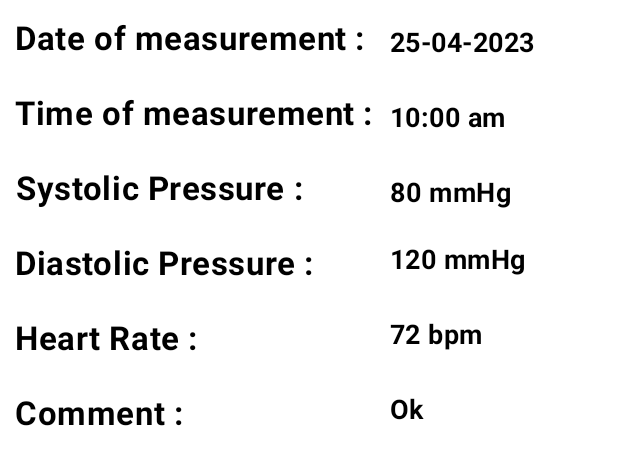
After one commit to Topu646/Cardiac_Recorder, an Android app: the layout sample.xml on its own in the app's theme, with its tools: preview values and no code run, on a phone screen of 412 x 824 dp. The commit adds this screen. Shown: the top 465 px of the screen. Run offline under Robolectric (Android 15) with nearby library versions, the phone set to English and light mode, and no system bars.

Commit message:
Done with retriving data from firebase

```diff
--- a/app/src/main/java/com/example/cardiacrecorder/Add_data.java
+++ b/app/src/main/java/com/example/cardiacrecorder/Add_data.java
@@ -59,6 +59,16 @@ public class Add_data extends AppCompatActivity {
                 Toast.makeText(getApplicationContext(),"New record inserted successfully",Toast.LENGTH_SHORT).show();
                 //Intent intent = new Intent(Add_data.this,Home.class);
                // startActivity(intent);
+
+                dom.setText("");
+                tom.setText("");
+                sysp.setText("");
+                diasp.setText("");
+                hr.setText("");
+                cmt.setText("");
+
+                Intent intent = new Intent(Add_data.this,Home.class);
+                startActivity(intent);
             }
         });
     }
--- /dev/null
+++ b/app/src/main/java/com/example/cardiacrecorder/CustomAdapter.java
@@ -0,0 +1,54 @@
+package com.example.cardiacrecorder;
+
+import android.app.Activity;
+import android.content.Context;
+import android.view.LayoutInflater;
+import android.view.View;
+import android.view.ViewGroup;
+import android.widget.ArrayAdapter;
+import android.widget.TextView;
+
+import androidx.annotation.NonNull;
+import androidx.annotation.Nullable;
+
+import java.util.List;
+
+public class CustomAdapter extends ArrayAdapter<Insert_Record> {
+
+    private Activity context;
+    private List<Insert_Record> insert_records_list;
+
+    public CustomAdapter(Activity context, List<Insert_Record> insert_records_list) {
+        super(context, R.layout.sample, insert_records_list);
+        this.context = context;
+        this.insert_records_list = insert_records_list;
+    }
+
+
+    @NonNull
+    @Override
+    public View getView(int position,View convertView, ViewGroup parent) {
+
+        LayoutInflater layoutInflater = context.getLayoutInflater();
+        View view = layoutInflater.inflate(R.layout.sample,null,true);
+
+        Insert_Record insert_record = insert_records_list.get(position);
+
+        TextView datetextview = view.findViewById(R.id.domid);
+        TextView timetextview = view.findViewById(R.id.tomid);
+        TextView systextview = view.findViewById(R.id.sysid);
+        TextView diastextview = view.findViewById(R.id.diasid);
+        TextView hrtextview = view.findViewById(R.id.hrid);
+        TextView commenttextview = view.findViewById(R.id.commentid);
+
+        datetextview.setText(insert_record.getDate_of_measurement());
+        timetextview.setText(insert_record.getTime_of_measurement());
+        systextview.setText(insert_record.getSystolic_ressure());
+        diastextview.setText(insert_record.getDiastolic_pressure());
+        hrtextview.setText(insert_record.getHeartrate());
+        commenttextview.setText(insert_record.getComment());
+
+        return view;
+
+    }
+}
--- a/app/src/main/java/com/example/cardiacrecorder/Home.java
+++ b/app/src/main/java/com/example/cardiacrecorder/Home.java
@@ -1,41 +1,86 @@
 package com.example.cardiacrecorder;
 
+import androidx.annotation.NonNull;
 import androidx.appcompat.app.AppCompatActivity;
 
 import android.content.Intent;
 import android.os.Bundle;
 import android.view.View;
 import android.widget.Button;
+import android.widget.ListView;
 
 import com.google.firebase.auth.FirebaseAuth;
+import com.google.firebase.database.DataSnapshot;
+import com.google.firebase.database.DatabaseError;
 import com.google.firebase.database.DatabaseReference;
 import com.google.firebase.database.FirebaseDatabase;
+import com.google.firebase.database.ValueEventListener;
+
+import java.util.ArrayList;
+import java.util.List;
 
 public class Home extends AppCompatActivity {
 
     private Button insertdatabutton;
+    private ListView listView;
+    DatabaseReference databaseReference;
+    List<Insert_Record> insert_recordList;
+    CustomAdapter customAdapter;
     @Override
     protected void onCreate(Bundle savedInstanceState) {
         super.onCreate(savedInstanceState);
         setContentView(R.layout.activity_home);
 
+        insert_recordList = new ArrayList<>();
+        customAdapter = new CustomAdapter(Home.this,insert_recordList);
+
+        listView = findViewById(R.id.listviewid);
         insertdatabutton = findViewById(R.id.insertdataid);
+     //   String key = databaseReference.push().getKey();
+        String uid = FirebaseAuth.getInstance().getUid();
+        databaseReference = FirebaseDatabase.getInstance().getReference("Added Record").child(uid);
 
 //        String uid = FirebaseAuth.getInstance().getUid();
 //        DatabaseReference ref = FirebaseDatabase.getInstance().getReference().child(uid);
         insertdatabutton.setOnClickListener(new View.OnClickListener() {
             @Override
             public void onClick(View v) {
-                Bundle bundle = getIntent().getExtras();
-                if(bundle!=null)
-                {
-                    //String userid = bundle.getString("userId").trim();
-
-                }
+//                Bundle bundle = getIntent().getExtras();
+//                if(bundle!=null)
+//                {
+//                    //String userid = bundle.getString("userId").trim();
+//
+//                }
                 Intent intent = new Intent(Home.this,Add_data.class);
                 startActivity(intent);
 
             }
         });
     }
+
+
+    @Override
+    protected void onStart() {
+
+        databaseReference.addValueEventListener(new ValueEventListener() {
+            @Override
+            public void onDataChange(@NonNull DataSnapshot snapshot) {
+
+                insert_recordList.clear();
+                for(DataSnapshot dataSnapshot1 : snapshot.getChildren())
+                {
+                    Insert_Record record = dataSnapshot1.getValue(Insert_Record.class);
+                    insert_recordList.add(record);
+                }
+
+                listView.setAdapter(customAdapter);
+            }
+
+            @Override
+            public void onCancelled(@NonNull DatabaseError error) {
+
+            }
+        });
+        super.onStart();
+    }
 }
--- a/app/src/main/java/com/example/cardiacrecorder/Insert_Record.java
+++ b/app/src/main/java/com/example/cardiacrecorder/Insert_Record.java
@@ -4,6 +4,10 @@ public class Insert_Record {
 
     private String date_of_measurement,time_of_measurement,systolic_ressure,diastolic_pressure,heartrate,comment;
 
+    public Insert_Record()
+    {
+
+    }
     public Insert_Record(String date_of_measurement, String time_of_measurement, String systolic_ressure, String diastolic_pressure, String heartrate, String comment) {
         this.date_of_measurement = date_of_measurement;
         this.time_of_measurement = time_of_measurement;
--- a/app/src/main/res/layout/activity_add_data.xml
+++ b/app/src/main/res/layout/activity_add_data.xml
@@ -199,7 +199,7 @@
                 android:layout_width="match_parent"
                 android:layout_height="wrap_content"
                 android:id="@+id/uploadid"
-                android:text="Upload"
+                android:text="save"
                 android:layout_below="@+id/cmtid"
                 android:layout_marginStart="30dp"
                 android:layout_marginEnd="30dp"
--- /dev/null
+++ b/app/src/main/res/layout/sample.xml
@@ -0,0 +1,311 @@
+<?xml version="1.0" encoding="utf-8"?>
+<androidx.constraintlayout.widget.ConstraintLayout xmlns:android="http://schemas.android.com/apk/res/android"
+    xmlns:app="http://schemas.android.com/apk/res-auto"
+    xmlns:tools="http://schemas.android.com/tools"
+    android:orientation="vertical"
+    android:padding="10dp"
+    android:layout_width="match_parent"
+    android:layout_height="match_parent">
+
+
+  <TextView
+      android:layout_width="wrap_content"
+      android:layout_height="wrap_content"
+      android:layout_marginRight="100dp"
+      android:gravity="center"
+      android:text="Date of measurement : "
+      android:textAlignment="center"
+      android:textAppearance="@style/TextAppearance.MaterialComponents.Body2"
+      android:textColor="@color/black"
+      android:textSize="22dp"
+      android:textStyle="bold"
+      tools:ignore="MissingConstraints"></TextView>
+
+
+ <TextView
+     android:layout_width="wrap_content"
+     android:layout_height="wrap_content"
+     android:text="25-04-2023"
+     android:paddingLeft="250dp"
+     android:paddingTop="5dp"
+     android:textColor="@color/black"
+     android:textStyle="bold"
+     android:textSize="18dp"
+     android:textAppearance="@style/TextAppearance.MaterialComponents.Body2"
+     android:id="@+id/domid"
+     tools:ignore="MissingConstraints">
+ </TextView>
+
+
+
+
+ <TextView
+     android:paddingTop="50dp"
+     android:layout_width="wrap_content"
+     android:layout_height="wrap_content"
+     android:layout_marginRight="100dp"
+     android:gravity="center"
+     android:text="Time of measurement : "
+     android:textAlignment="center"
+     android:textAppearance="@style/TextAppearance.MaterialComponents.Body2"
+     android:textColor="@color/black"
+     android:textSize="22dp"
+     android:textStyle="bold"
+     tools:ignore="MissingConstraints"></TextView>
+
+ <TextView
+     android:layout_width="wrap_content"
+     android:layout_height="wrap_content"
+     android:text="10:00 am"
+     android:paddingLeft="250dp"
+     android:paddingTop="55dp"
+     android:textColor="@color/black"
+     android:textStyle="bold"
+     android:textSize="18dp"
+     android:id="@+id/tomid"
+     android:textAppearance="@style/TextAppearance.MaterialComponents.Body2"
+     tools:ignore="MissingConstraints">
+ </TextView>
+
+
+
+ <TextView
+     android:paddingTop="100dp"
+     android:layout_width="wrap_content"
+     android:layout_height="wrap_content"
+     android:layout_marginRight="100dp"
+     android:gravity="center"
+     android:text="Systolic Pressure : "
+     android:textAlignment="center"
+     android:textAppearance="@style/TextAppearance.MaterialComponents.Body2"
+     android:textColor="@color/black"
+     android:textSize="22dp"
+     android:textStyle="bold"
+     tools:ignore="MissingConstraints"></TextView>
+
+ <TextView
+     android:layout_width="wrap_content"
+     android:layout_height="wrap_content"
+     android:text="80 mmHg"
+     android:paddingLeft="250dp"
+     android:paddingTop="105dp"
+     android:textColor="@color/black"
+     android:textStyle="bold"
+     android:textSize="18dp"
+     android:id="@+id/sysid"
+     android:textAppearance="@style/TextAppearance.MaterialComponents.Body2"
+     tools:ignore="MissingConstraints">
+ </TextView>
+
+
+ <TextView
+     android:paddingTop="150dp"
+     android:layout_width="wrap_content"
+     android:layout_height="wrap_content"
+     android:layout_marginRight="100dp"
+     android:gravity="center"
+     android:text="Diastolic Pressure : "
+     android:textAlignment="center"
+     android:textAppearance="@style/TextAppearance.MaterialComponents.Body2"
+     android:textColor="@color/black"
+     android:textSize="22dp"
+     android:textStyle="bold"
+     tools:ignore="MissingConstraints"></TextView>
+
+ <TextView
+     android:layout_width="wrap_content"
+     android:layout_height="wrap_content"
+     android:text="120 mmHg"
+     android:paddingLeft="250dp"
+     android:paddingTop="150dp"
+     android:textColor="@color/black"
+     android:textStyle="bold"
+     android:textSize="18dp"
+     android:id="@+id/diasid"
+     android:textAppearance="@style/TextAppearance.MaterialComponents.Body2"
+     tools:ignore="MissingConstraints">
+ </TextView>
+
+
+
+ <TextView
+     android:paddingTop="200dp"
+     android:layout_width="wrap_content"
+     android:layout_height="wrap_content"
+     android:layout_marginRight="100dp"
+     android:gravity="center"
+     android:text="Heart Rate : "
+     android:textAlignment="center"
+     android:textAppearance="@style/TextAppearance.MaterialComponents.Body2"
+     android:textColor="@color/black"
+     android:textSize="22dp"
+     android:textStyle="bold"
+     tools:ignore="MissingConstraints"></TextView>
+
+ <TextView
+     android:layout_width="wrap_content"
+     android:layout_height="wrap_content"
+     android:text="72 bpm"
+     android:paddingLeft="250dp"
+     android:paddingTop="200dp"
+     android:textColor="@color/black"
+     android:textStyle="bold"
+     android:textSize="18dp"
+     android:id="@+id/hrid"
+     android:textAppearance="@style/TextAppearance.MaterialComponents.Body2"
+     tools:ignore="MissingConstraints">
+ </TextView>
+
+
+ <TextView
+     android:paddingTop="250dp"
+     android:layout_width="wrap_content"
+     android:layout_height="wrap_content"
+     android:layout_marginRight="100dp"
+     android:gravity="center"
+     android:text="Comment : "
+     android:textAlignment="center"
+     android:textAppearance="@style/TextAppearance.MaterialComponents.Body2"
+     android:textColor="@color/black"
+     android:textSize="22dp"
+     android:textStyle="bold"
+     tools:ignore="MissingConstraints"></TextView>
+
+ <TextView
+     android:layout_width="wrap_content"
+     android:layout_height="wrap_content"
+     android:text="Ok"
+     android:paddingLeft="250dp"
+     android:paddingTop="250dp"
+     android:textColor="@color/black"
+     android:textStyle="bold"
+     android:textSize="18dp"
+     android:id="@+id/commentid"
+     android:textAppearance="@style/TextAppearance.MaterialComponents.Body2"
+     tools:ignore="MissingConstraints">
+ </TextView>
+
+
+
+ <!-- <TextView-->
+  <!--     android:id="@+id/domid"-->
+  <!--     android:layout_width="wrap_content"-->
+  <!--     android:layout_height="wrap_content"-->
+  <!--&lt;!&ndash;     android:layout_marginStart="5dp"&ndash;&gt;-->
+  <!--     android:layout_marginLeft="5dp"-->
+  <!--&lt;!&ndash;     android:layout_marginTop="5dp"&ndash;&gt;-->
+  <!--&lt;!&ndash;     android:layout_marginEnd="5dp"&ndash;&gt;-->
+  <!--&lt;!&ndash;     android:layout_marginBottom="5dp"&ndash;&gt;-->
+  <!--&lt;!&ndash;     android:padding="10dp"&ndash;&gt;-->
+  <!--     android:text="Date : 22-06-2023"-->
+  <!--     android:textAppearance="@style/TextAppearance.MaterialComponents.Body2"-->
+  <!--     android:textSize="20dp"-->
+  <!--     tools:ignore="MissingConstraints">-->
+  <!--</TextView>-->
+
+
+
+
+
+
+
+ <!-- <TextView-->
+<!--     android:layout_width="wrap_content"-->
+<!--     android:layout_height="wrap_content"-->
+<!--     android:text="Date"-->
+<!--  -->
+<!--   <TextView-->
+<!--       android:padding="10dp"-->
+<!--       android:textAppearance="@style/TextAppearance.MaterialComponents.Body2"-->
+<!--       android:layout_width="match_parent"-->
+<!--       android:layout_height="wrap_content"-->
+<!--       android:layout_marginTop="5dp"-->
+<!--       android:layout_marginLeft="5dp"-->
+<!--       android:layout_margin="5dp"-->
+<!--       android:textSize="20dp"-->
+<!--       android:id="@+id/domid"-->
+<!--       android:text="Date : 22-06-2023"-->
+<!--       tools:ignore="MissingConstraints">-->
+<!--   </TextView>-->
+
+
+<!--    <TextView-->
+<!--        android:paddingTop="50dp"-->
+<!--        android:paddingLeft="10dp"-->
+<!--        android:textAppearance="@style/TextAppearance.MaterialComponents.Body2"-->
+<!--        android:layout_width="match_parent"-->
+<!--        android:layout_height="wrap_content"-->
+<!--        android:layout_marginTop="5dp"-->
+<!--        android:layout_marginLeft="5dp"-->
+<!--        android:layout_margin="5dp"-->
+<!--        android:textSize="20dp"-->
+<!--        android:id="@+id/tomid"-->
+<!--        android:text="Time : 10:00 pm"-->
+<!--        tools:ignore="MissingConstraints">-->
+<!--    </TextView>-->
+
+<!--    <TextView-->
+<!--        android:paddingTop="90dp"-->
+<!--        android:paddingLeft="10dp"-->
+<!--        android:textAppearance="@style/TextAppearance.MaterialComponents.Body2"-->
+<!--        android:layout_width="match_parent"-->
+<!--        android:layout_height="wrap_content"-->
+<!--        android:layout_marginTop="5dp"-->
+<!--        android:layout_marginLeft="5dp"-->
+<!--        android:layout_margin="5dp"-->
+<!--        android:textSize="20dp"-->
+<!--        android:id="@+id/sysid"-->
+<!--        android:text="Systolic Pressure : 80 mmhg"-->
+<!--        tools:ignore="MissingConstraints">-->
+<!--    </TextView>-->
+
+<!--    <TextView-->
+<!--        android:paddingTop="130dp"-->
+<!--        android:paddingLeft="10dp"-->
+<!--        android:textAppearance="@style/TextAppearance.MaterialComponents.Body2"-->
+<!--        android:layout_width="match_parent"-->
+<!--        android:layout_height="wrap_content"-->
+<!--        android:layout_marginTop="5dp"-->
+<!--        android:layout_marginLeft="5dp"-->
+<!--        android:layout_margin="5dp"-->
+<!--        android:textSize="20dp"-->
+<!--        android:id="@+id/diasid"-->
+<!--        android:text="Diastolic Pressure : 120 mmhg"-->
+<!--        tools:ignore="MissingConstraints">-->
+<!--    </TextView>-->
+
+<!--    <TextView-->
+<!--        android:paddingTop="170dp"-->
+<!--        android:paddingLeft="10dp"-->
+<!--        android:textAppearance="@style/TextAppearance.MaterialComponents.Body2"-->
+<!--        android:layout_width="match_parent"-->
+<!--        android:layout_height="wrap_content"-->
+<!--        android:layout_marginTop="5dp"-->
+<!--        android:layout_marginLeft="5dp"-->
+<!--        android:layout_margin="5dp"-->
+<!--        android:textSize="20dp"-->
+<!--        android:id="@+id/hrid"-->
+<!--        android:text="Heart rate : 72"-->
+<!--        tools:ignore="MissingConstraints">-->
+<!--    </TextView>-->
+
+<!--    <TextView-->
+<!--        android:paddingTop="210dp"-->
+<!--        android:paddingLeft="10dp"-->
+<!--        android:textAppearance="@style/TextAppearance.MaterialComponents.Body2"-->
+<!--        android:layout_width="match_parent"-->
+<!--        android:layout_height="wrap_content"-->
+<!--        android:layout_marginTop="5dp"-->
+<!--        android:layout_marginLeft="5dp"-->
+<!--        android:layout_margin="5dp"-->
+<!--        android:textSize="20dp"-->
+<!--        android:id="@+id/commentid"-->
+<!--        android:text="Comment : You need to take rest."-->
+<!--        tools:ignore="MissingConstraints">-->
+<!--    </TextView>-->
+
+
+
+
+
+</androidx.constraintlayout.widget.ConstraintLayout>
```
